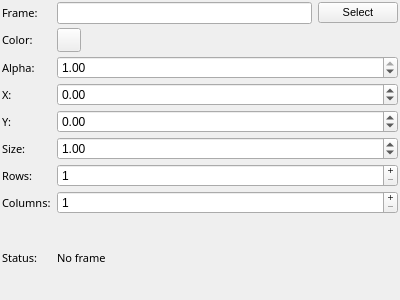
The window that mapviz_plugins/ui/grid_config.ui (ros2-gbp/mapviz-release) describes before a commit, drawn with Qt 5.
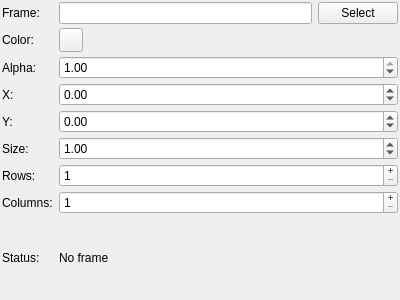
The same window after the commit. Custom widgets are drawn as their Qt base class.

```diff
--- a/mapviz_plugins/ui/grid_config.ui
+++ b/mapviz_plugins/ui/grid_config.ui
@@ -25,12 +25,6 @@
    </property>
    <item row="2" column="0">
     <widget class="QLabel" name="label">
-     <property name="font">
-      <font>
-       <family>Sans Serif</family>
-       <pointsize>8</pointsize>
-      </font>
-     </property>
      <property name="text">
       <string>Frame:</string>
      </property>
@@ -38,12 +32,6 @@
    </item>
    <item row="3" column="0">
     <widget class="QLabel" name="label_3">
-     <property name="font">
-      <font>
-       <family>Sans Serif</family>
-       <pointsize>8</pointsize>
-      </font>
-     </property>
      <property name="text">
       <string>Color:</string>
      </property>
@@ -70,12 +58,6 @@
    </item>
    <item row="5" column="0">
     <widget class="QLabel" name="label_4">
-     <property name="font">
-      <font>
-       <family>Sans Serif</family>
-       <pointsize>8</pointsize>
-      </font>
-     </property>
      <property name="text">
       <string>X:</string>
      </property>
@@ -83,12 +65,6 @@
    </item>
    <item row="6" column="0">
     <widget class="QLabel" name="label_5">
-     <property name="font">
-      <font>
-       <family>Sans Serif</family>
-       <pointsize>8</pointsize>
-      </font>
-     </property>
      <property name="text">
       <string>Y:</string>
      </property>
@@ -96,12 +72,6 @@
    </item>
    <item row="7" column="0">
     <widget class="QLabel" name="label_6">
-     <property name="font">
-      <font>
-       <family>Sans Serif</family>
-       <pointsize>8</pointsize>
-      </font>
-     </property>
      <property name="text">
       <string>Size:</string>
      </property>
@@ -109,12 +79,6 @@
    </item>
    <item row="10" column="0">
     <widget class="QLabel" name="label_2">
-     <property name="font">
-      <font>
-       <family>Sans Serif</family>
-       <pointsize>8</pointsize>
-      </font>
-     </property>
      <property name="text">
       <string>Status:</string>
      </property>
@@ -122,12 +86,6 @@
    </item>
    <item row="10" column="1" colspan="2">
     <widget class="QLabel" name="status">
-     <property name="font">
-      <font>
-       <family>Sans Serif</family>
-       <pointsize>8</pointsize>
-      </font>
-     </property>
      <property name="styleSheet">
       <string notr="true"/>
      </property>
@@ -141,12 +99,6 @@
    </item>
    <item row="8" column="0">
     <widget class="QLabel" name="label_7">
-     <property name="font">
-      <font>
-       <family>Sans Serif</family>
-       <pointsize>8</pointsize>
-      </font>
-     </property>
      <property name="text">
       <string>Rows:</string>
      </property>
@@ -154,12 +106,6 @@
    </item>
    <item row="9" column="0">
     <widget class="QLabel" name="label_8">
-     <property name="font">
-      <font>
-       <family>Sans Serif</family>
-       <pointsize>8</pointsize>
-      </font>
-     </property>
      <property name="text">
       <string>Columns:</string>
      </property>
@@ -167,12 +113,6 @@
    </item>
    <item row="4" column="0">
     <widget class="QLabel" name="label_9">
-     <property name="font">
-      <font>
-       <family>Sans Serif</family>
-       <pointsize>8</pointsize>
-      </font>
-     </property>
      <property name="text">
       <string>Alpha:</string>
      </property>
@@ -186,11 +126,6 @@
        <verstretch>0</verstretch>
       </sizepolicy>
      </property>
-     <property name="font">
-      <font>
-       <pointsize>8</pointsize>
-      </font>
-     </property>
      <property name="text">
       <string>Select</string>
      </property>
@@ -198,11 +133,6 @@
    </item>
    <item row="2" column="1">
     <widget class="QLineEdit" name="frame">
-     <property name="font">
-      <font>
-       <pointsize>8</pointsize>
-      </font>
-     </property>
     </widget>
    </item>
    <item row="4" column="1" colspan="2">
```
